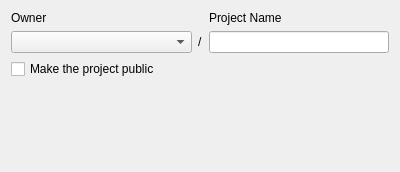
Before: the Qt Designer form Mergin/ui/ui_project_settings_page.ui in MerginMaps/qgis-plugin, drawn with Qt 5.
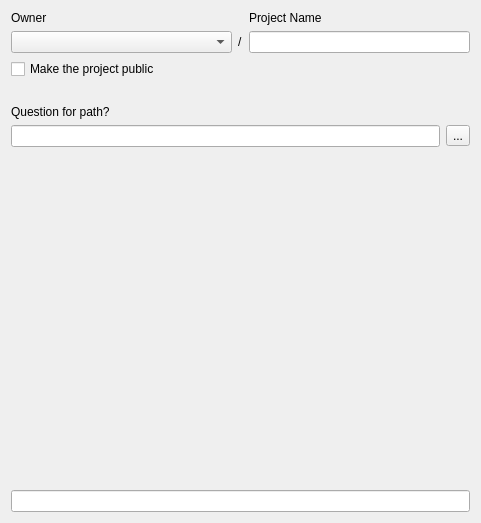
After: the same form once the commit is applied.

Commit message: Browsing and project settings pages combined.

```diff
--- a/Mergin/ui/ui_project_settings_page.ui
+++ b/Mergin/ui/ui_project_settings_page.ui
@@ -6,8 +6,8 @@
    <rect>
     <x>0</x>
     <y>0</y>
-    <width>400</width>
-    <height>172</height>
+    <width>481</width>
+    <height>523</height>
    </rect>
   </property>
   <property name="windowTitle">
@@ -70,6 +70,69 @@
        </property>
       </widget>
      </item>
+     <item>
+      <spacer name="verticalSpacer_2">
+       <property name="orientation">
+        <enum>Qt::Vertical</enum>
+       </property>
+       <property name="sizeType">
+        <enum>QSizePolicy::Preferred</enum>
+       </property>
+       <property name="sizeHint" stdset="0">
+        <size>
+         <width>20</width>
+         <height>20</height>
+        </size>
+       </property>
+      </spacer>
+     </item>
+     <item>
+      <widget class="QLabel" name="question_label">
+       <property name="text">
+        <string>Question for path?</string>
+       </property>
+      </widget>
+     </item>
+     <item>
+      <layout class="QHBoxLayout" name="horizontalLayout">
+       <property name="bottomMargin">
+        <number>0</number>
+       </property>
+       <item>
+        <widget class="QLineEdit" name="path_ledit"/>
+       </item>
+       <item>
+        <widget class="QToolButton" name="browse_btn">
+         <property name="text">
+          <string>...</string>
+         </property>
+        </widget>
+       </item>
+      </layout>
+     </item>
+     <item>
+      <spacer name="verticalSpacer_3">
+       <property name="orientation">
+        <enum>Qt::Vertical</enum>
+       </property>
+       <property name="sizeType">
+        <enum>QSizePolicy::Preferred</enum>
+       </property>
+       <property name="sizeHint" stdset="0">
+        <size>
+         <width>20</width>
+         <height>20</height>
+        </size>
+       </property>
+      </spacer>
+     </item>
+     <item>
+      <widget class="QLabel" name="info_label">
+       <property name="text">
+        <string/>
+       </property>
+      </widget>
+     </item>
      <item>
       <spacer name="verticalSpacer">
        <property name="orientation">
@@ -83,6 +146,9 @@
        </property>
       </spacer>
      </item>
+     <item>
+      <widget class="QLineEdit" name="path_ok_ledit"/>
+     </item>
     </layout>
    </item>
   </layout>
```
The commit also changes 3 other files.
